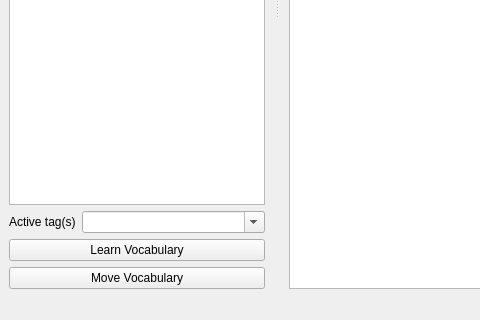
First picture: the form in ui/reader.ui, repository FooSoft/yomichan-anki, before the edit; both pictures show x 0 to 480 and y 330 to 650 of the 900 by 650 pixel window.
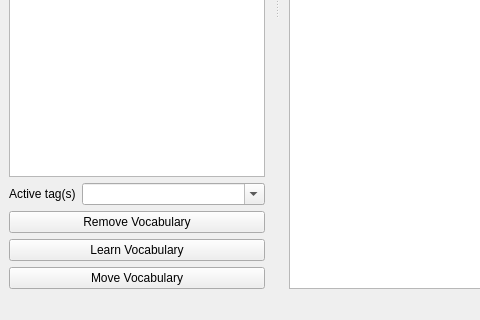
Second picture: the form after the edit. Icons and pictures are not drawn.

Patch:
```diff
--- a/ui/reader.ui
+++ b/ui/reader.ui
@@ -216,6 +216,13 @@
      </item>
      <item>
       <layout class="QVBoxLayout" name="verticalLayout_5">
+       <item>
+        <widget class="QPushButton" name="removeVocabulary">
+         <property name="text">
+          <string>Remove Vocabulary</string>
+         </property>
+        </widget>
+       </item>
        <item>
         <widget class="QPushButton" name="learnVocabulary">
          <property name="text">
```
Left out of the diff: 12 changed lines with no effect on the pictures.
